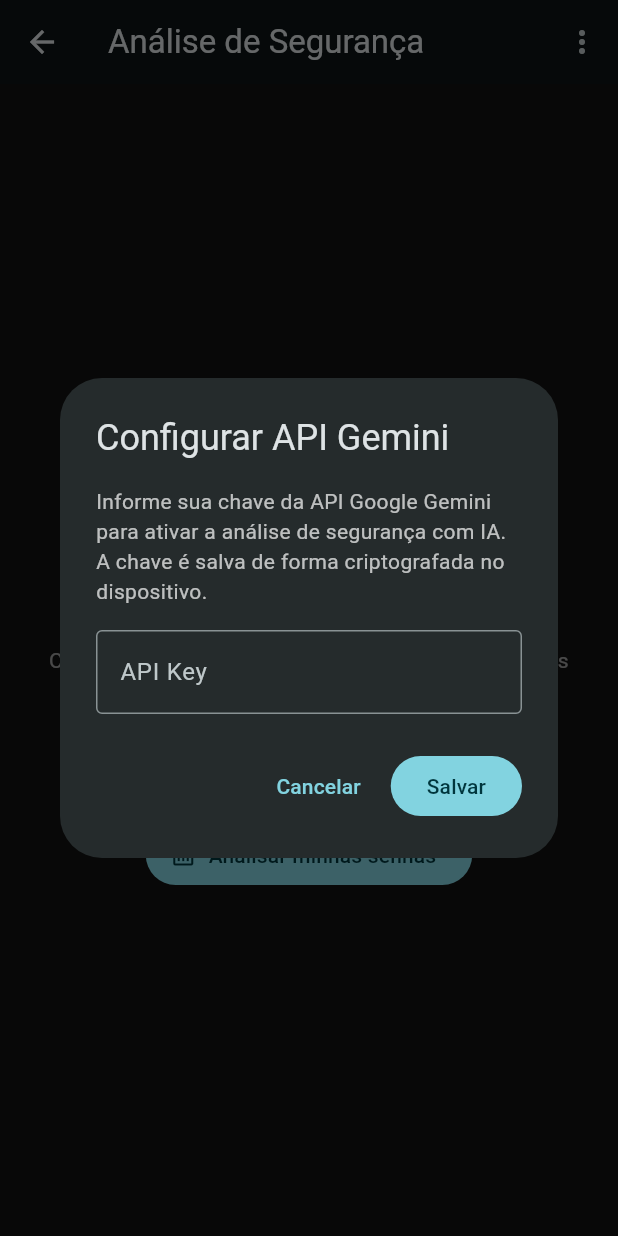
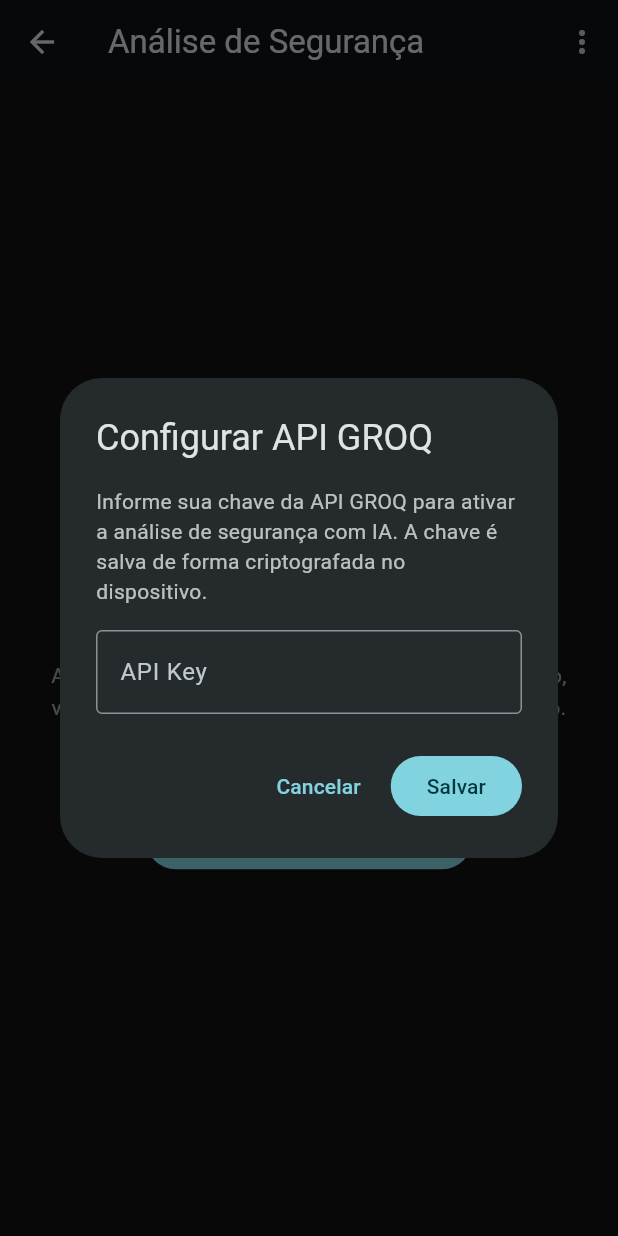
Before and after one commit to FelipeG09/NoxVault, a Flutter app: the SecurityAnalysisScreen screen opened directly, after a tap on "Analisar minhas senhas", on a phone screen of 412 x 824 dp. Run offline on Flutter 3.47's test engine with Material 3 defaults, Android fonts, the phone set to English and light mode, and no system bars; our stand-ins replace connectivity_plus, flutter_secure_storage, local_auth; missing offline and left inert: encrypt, pointycastle; accounts and stored records are empty.

Commit message:
Correção - Desbloqueio biométrico e Integração com GROQ para análise de senhas

```diff
--- a/lib/screens/security_analysis_screen.dart
+++ b/lib/screens/security_analysis_screen.dart
@@ -6,7 +6,7 @@
 import '../providers/vault_provider.dart';
 import '../services/ai_security_service.dart';
 
-/// Tela de análise de segurança das senhas com IA (Google Gemini).
+/// Tela de análise de segurança das senhas com IA (GROQ / LLaMA).
 ///
 /// Envia apenas metadados das senhas — tamanho, diversidade de caracteres,
 /// reutilização e antiguidade. Nenhuma senha em texto puro é transmitida.
@@ -20,7 +20,7 @@
 enum _AnalysisState { initial, loading, result }
 
 class _SecurityAnalysisScreenState extends State<SecurityAnalysisScreen> {
-  static const _kApiKeyStorageKey = 'noxvault_gemini_api_key';
+  static const _kApiKeyStorageKey = 'noxvault_groq_api_key';
   static const _storage = FlutterSecureStorage();
 
   _AnalysisState _state = _AnalysisState.initial;
@@ -85,7 +85,7 @@
             ),
             const SizedBox(height: 12),
             const Text(
-              'O Google Gemini analisa metadados das suas senhas — '
+              'A IA analisa metadados das suas senhas — '
               'tamanho, variedade de caracteres, reutilização e tempo de uso. '
               'Nenhuma senha é enviada em texto puro.',
               textAlign: TextAlign.center,
@@ -257,6 +257,10 @@
   // ── Lógica de análise ──────────────────────────────────────────────────────
 
   Future<void> _analyze() async {
+    // Captura notes ANTES de qualquer await para evitar uso de context
+    // após gap assíncrono (causa: _dependents.isEmpty assertion).
+    final notes = context.read<VaultProvider>().notes;
+
     final apiKey = await _getOrRequestApiKey();
     if (apiKey == null || apiKey.isEmpty) return;
 
@@ -264,7 +268,6 @@
     setState(() => _state = _AnalysisState.loading);
 
     try {
-      final notes = context.read<VaultProvider>().notes;
       final service = AISecurityService(apiKey: apiKey);
       final result = await service.analyzePasswords(notes);
 
@@ -289,8 +292,8 @@
   /// Tenta obter a chave em ordem: variável de ambiente → storage → diálogo.
   Future<String?> _getOrRequestApiKey() async {
     // Variável de ambiente definida em tempo de compilação:
-    // flutter run --dart-define=GEMINI_API_KEY=sua_chave
-    const envKey = String.fromEnvironment('GEMINI_API_KEY');
+    // flutter run --dart-define=GROQ_API_KEY=sua_chave
+    const envKey = String.fromEnvironment('GROQ_API_KEY');
     if (envKey.isNotEmpty) return envKey;
 
     final stored = await _storage.read(key: _kApiKeyStorageKey);
@@ -309,13 +312,13 @@
       barrierDismissible: false,
       builder: (ctx) => StatefulBuilder(
         builder: (ctx, setDialogState) => AlertDialog(
-          title: const Text('Configurar API Gemini'),
+          title: const Text('Configurar API GROQ'),
           content: Column(
             mainAxisSize: MainAxisSize.min,
             crossAxisAlignment: CrossAxisAlignment.start,
             children: [
               const Text(
-                'Informe sua chave da API Google Gemini para ativar '
+                'Informe sua chave da API GROQ para ativar '
                 'a análise de segurança com IA. A chave é salva de '
                 'forma criptografada no dispositivo.',
                 style: TextStyle(color: Colors.white70, height: 1.4),
@@ -326,7 +329,7 @@
                 obscureText: true,
                 decoration: InputDecoration(
                   labelText: 'API Key',
-                  hintText: 'AIzaSy...',
+                  hintText: 'gsk_...',
                   errorText: fieldError,
                   border: const OutlineInputBorder(),
                 ),
@@ -373,8 +376,8 @@
     final value = controller.text.trim();
     if (value.isEmpty) {
       setError('Insira a chave de API');
-    } else if (!value.startsWith('AIzaSy') || value.length < 35) {
-      setError('Chave inválida. Chaves do Gemini começam com "AIzaSy".');
+    } else if (!value.startsWith('gsk_') || value.length < 20) {
+      setError('Chave inválida. Chaves da GROQ começam com "gsk_".');
     } else {
       Navigator.pop(ctx, value);
     }
@@ -384,7 +387,7 @@
     final confirmed = await showDialog<bool>(
       context: context,
       builder: (ctx) => AlertDialog(
-        title: const Text('Redefinir chave de API?'),
+        title: const Text('Redefinir chave GROQ?'),
         content: const Text(
           'A chave salva será removida. Você poderá inserir uma nova '
           'na próxima análise.',
--- a/pubspec.yaml
+++ b/pubspec.yaml
@@ -20,8 +20,8 @@
   # Armazenamento seguro (Keystore/Keychain do SO)
   flutter_secure_storage: ^10.0.0
 
-  # Google Gemini AI — análise de metadados de senhas
-  google_generative_ai: ^0.4.0
+  # HTTP para chamadas à API GROQ (análise de senhas com IA)
+  http: ^1.2.2
 
   # Verificação de conectividade de rede
   connectivity_plus: ^7.1.1
```
Also changed, not shown: lib/providers/auth_provider.dart (+18 -12 lines), lib/services/ai_security_service.dart (+48 -20 lines), lib/services/secure_storage_service.dart (+10 -0 lines), pubspec.lock, 6 other files.
